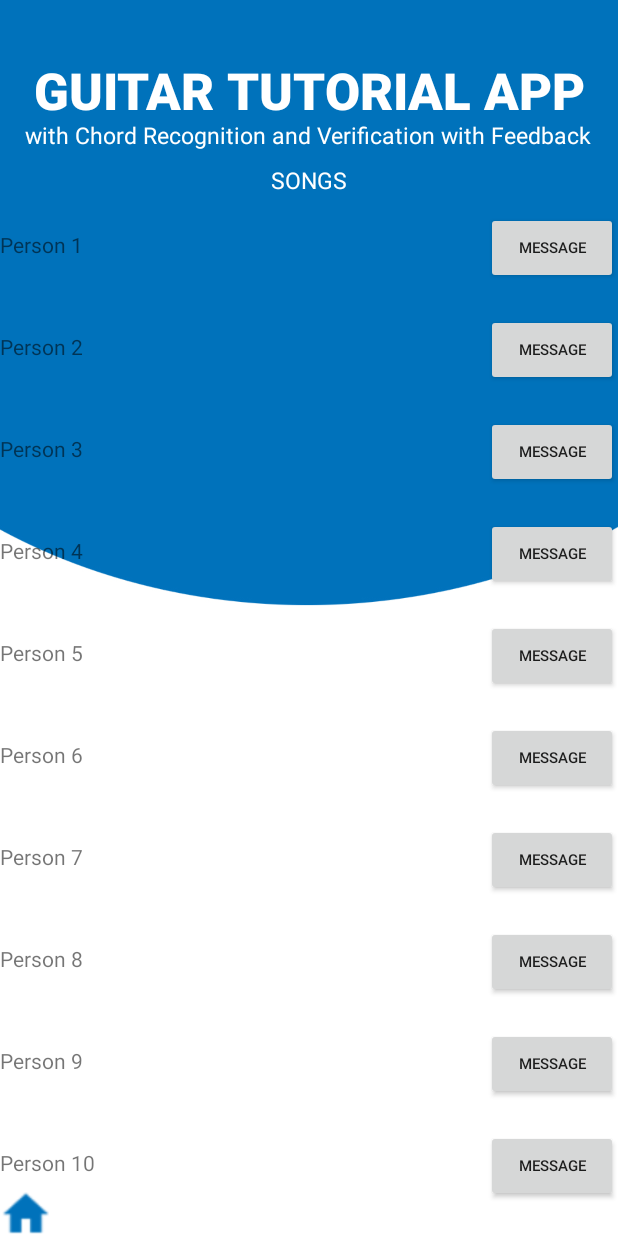
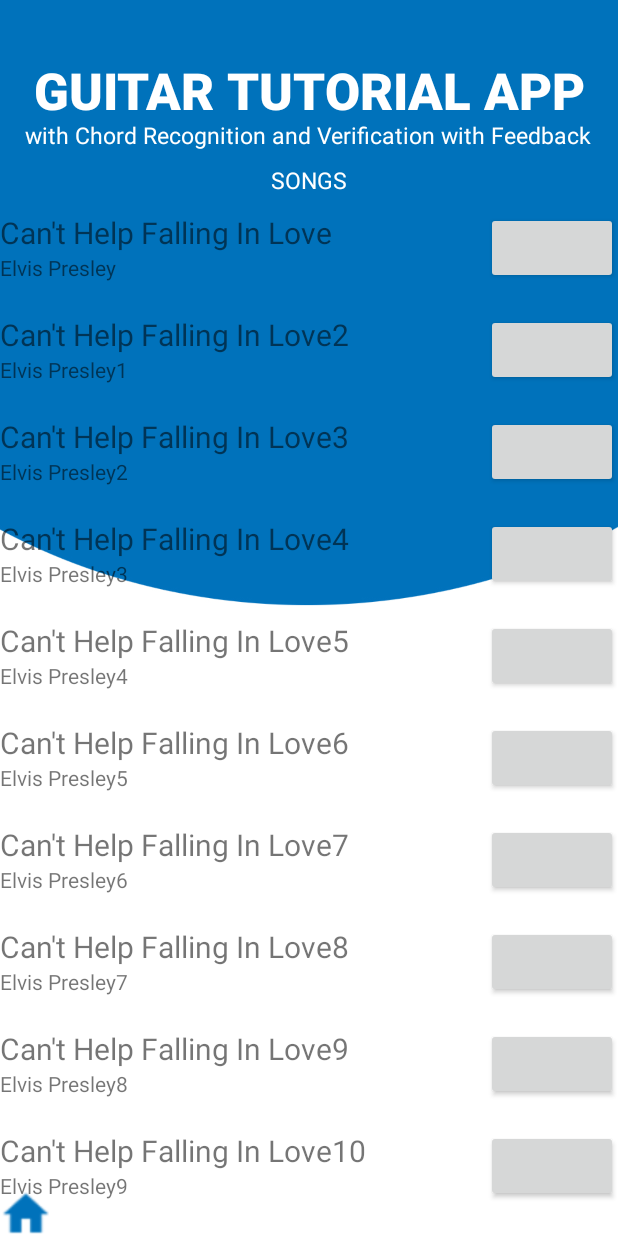
Before and after one commit to buddycoding/MyApplication2, an Android app: the screen it shows after launch (SongsActivity), after a tap on "SONGS", on a phone screen of 412 x 824 dp. Run offline under Robolectric (Android 15) with nearby library versions, the light colour scheme and no system bars; Roboto replaces fonts that are not available here.

Commit message:
added adapters folder

```diff
--- a/app/build.gradle
+++ b/app/build.gradle
@@ -16,6 +16,7 @@
             proguardFiles getDefaultProguardFile('proguard-android-optimize.txt'), 'proguard-rules.pro'
         }
     }
+    sourceSets { main { java.srcDirs = ['src/main/java', 'src/main/java/Adapters'] } }
 }
 
 dependencies {
--- /dev/null
+++ b/app/src/main/java/com/example/myapplication/Adapters/SongsList.java
@@ -0,0 +1,38 @@
+package com.example.myapplication.Adapters;
+
+import java.util.ArrayList;
+
+public class SongsList {
+    private String mSongName;
+    private String mSongArtist;
+
+    public SongsList(String name, String artist){
+        mSongName = name;
+        mSongArtist = artist;
+    }
+
+    public String getName() {
+        return mSongName;
+    }
+    public String getArtist() {
+        return mSongArtist;
+    }
+
+    public static ArrayList<SongsList> createSongList(){
+        ArrayList<SongsList> songs = new ArrayList<>();
+        songs.add(new SongsList("Can't Help Falling In Love", "Elvis Presley"));
+        songs.add(new SongsList("Can't Help Falling In Love2", "Elvis Presley1"));
+        songs.add(new SongsList("Can't Help Falling In Love3", "Elvis Presley2"));
+        songs.add(new SongsList("Can't Help Falling In Love4", "Elvis Presley3"));
+        songs.add(new SongsList("Can't Help Falling In Love5", "Elvis Presley4"));
+        songs.add(new SongsList("Can't Help Falling In Love6", "Elvis Presley5"));
+        songs.add(new SongsList("Can't Help Falling In Love7", "Elvis Presley6"));
+        songs.add(new SongsList("Can't Help Falling In Love8", "Elvis Presley7"));
+        songs.add(new SongsList("Can't Help Falling In Love9", "Elvis Presley8"));
+        songs.add(new SongsList("Can't Help Falling In Love10", "Elvis Presley9"));
+        songs.add(new SongsList("Can't Help Falling In Love11", "Elvis Presley10"));
+        songs.add(new SongsList("Can't Help Falling In Love12", "Elvis Presley11"));
+
+        return songs;
+    }
+}
--- /dev/null
+++ b/app/src/main/java/com/example/myapplication/Adapters/SongsListAdapter.java
@@ -0,0 +1,60 @@
+package com.example.myapplication.Adapters;
+
+import android.content.Context;
+import android.support.v7.widget.RecyclerView;
+import android.view.LayoutInflater;
+import android.view.View;
+import android.view.ViewGroup;
+import android.widget.TextView;
+import com.example.myapplication.R;
+
+import java.util.List;
+
+public class SongsListAdapter extends RecyclerView.Adapter<SongsListAdapter.ViewHolder>{
+
+    public class ViewHolder extends RecyclerView.ViewHolder {
+        public TextView nameTextView;
+        public TextView artistTextView;
+
+        public ViewHolder(View itemView) {
+            super(itemView);
+
+            nameTextView = itemView.findViewById(R.id.song_title);
+            artistTextView = itemView.findViewById(R.id.song_artist);
+        }
+    }
+
+    private List<SongsList> mSongsList;
+
+    public SongsListAdapter(List<SongsList> contacts) {
+        mSongsList = contacts;
+    }
+
+    @Override
+    public SongsListAdapter.ViewHolder onCreateViewHolder(ViewGroup parent, int viewType) {
+        Context context = parent.getContext();
+        LayoutInflater inflater = LayoutInflater.from(context);
+
+        View contactView = inflater.inflate(R.layout.activity_song_chords_list, parent, false);
+
+        ViewHolder viewHolder = new ViewHolder(contactView);
+        return viewHolder;
+    }
+
+    @Override
+    public void onBindViewHolder(SongsListAdapter.ViewHolder viewHolder, int position) {
+        // Get the data model based on position
+        SongsList songs = mSongsList.get(position);
+
+        // Set item views based on your views and data model
+        TextView textView = viewHolder.nameTextView;
+        TextView textView2 = viewHolder.artistTextView;
+        textView.setText(songs.getName());
+        textView2.setText(songs.getArtist());
+    }
+
+    @Override
+    public int getItemCount() {
+        return mSongsList.size();
+    }
+}
--- a/app/src/main/java/com/example/myapplication/Contact.java
+++ /dev/null
@@ -1,33 +0,0 @@
-package com.example.myapplication;
-
-import java.util.ArrayList;
-
-public class Contact {
-    private String mName;
-    private boolean mOnline;
-
-    public Contact(String name, boolean online) {
-        mName = name;
-        mOnline = online;
-    }
-
-    public String getName() {
-        return mName;
-    }
-
-    public boolean isOnline() {
-        return mOnline;
-    }
-
-    private static int lastContactId = 0;
-
-    public static ArrayList<Contact> createContactsList(int numContacts) {
-        ArrayList<Contact> contacts = new ArrayList<Contact>();
-
-        for (int i = 1; i <= numContacts; i++) {
-            contacts.add(new Contact("Person " + ++lastContactId, i <= numContacts / 2));
-        }
-
-        return contacts;
-    }
-}
--- a/app/src/main/java/com/example/myapplication/ContactsAdapter.java
+++ /dev/null
@@ -1,75 +0,0 @@
-package com.example.myapplication;
-
-import android.content.Context;
-import android.support.v7.widget.RecyclerView;
-import android.view.LayoutInflater;
-import android.view.View;
-import android.view.ViewGroup;
-import android.widget.Button;
-import android.widget.TextView;
-
-import java.util.List;
-
-public class ContactsAdapter extends RecyclerView.Adapter<ContactsAdapter.ViewHolder> {
-
-    // Provide a direct reference to each of the views within a data item
-    // Used to cache the views within the item layout for fast access
-    public class ViewHolder extends RecyclerView.ViewHolder {
-        // Your holder should contain a member variable
-        // for any view that will be set as you render a row
-        public TextView nameTextView;
-        public Button messageButton;
-
-        // We also create a constructor that accepts the entire item row
-        // and does the view lookups to find each subview
-        public ViewHolder(View itemView) {
-            // Stores the itemView in a public final member variable that can be used
-            // to access the context from any ViewHolder instance.
-            super(itemView);
-
-            nameTextView = (TextView) itemView.findViewById(R.id.contact_name);
-            messageButton = (Button) itemView.findViewById(R.id.message_button);
-        }
-    }
-    private List<Contact> mContacts;
-
-    // Pass in the contact array into the constructor
-    public ContactsAdapter(List<Contact> contacts) {
-        mContacts = contacts;
-    }
-    // ... constructor and member variables
-
-    // Usually involves inflating a layout from XML and returning the holder
-    @Override
-    public ContactsAdapter.ViewHolder onCreateViewHolder(ViewGroup parent, int viewType) {
-        Context context = parent.getContext();
-        LayoutInflater inflater = LayoutInflater.from(context);
-
-        // Inflate the custom layout
-        View contactView = inflater.inflate(R.layout.item_contact, parent, false);
-
-        // Return a new holder instance
-        ViewHolder viewHolder = new ViewHolder(contactView);
-        return viewHolder;
-    }
-
-    // Involves populating data into the item through holder
-    @Override
-    public void onBindViewHolder(ContactsAdapter.ViewHolder viewHolder, int position) {
-        // Get the data model based on position
-        Contact contact = mContacts.get(position);
-
-        // Set item views based on your views and data model
-        TextView textView = viewHolder.nameTextView;
-        textView.setText(contact.getName());
-        Button button = viewHolder.messageButton;
-        button.setText(contact.isOnline() ? "Message" : "Offline");
-        button.setEnabled(contact.isOnline());
-    }
-
-    // Returns the total count of items in the list
-    @Override
-    public int getItemCount() {
-        return mContacts.size();
-    }
-}
--- a/app/src/main/java/com/example/myapplication/SongsActivity.java
+++ b/app/src/main/java/com/example/myapplication/SongsActivity.java
@@ -9,13 +9,16 @@
 import android.view.View;
 import android.widget.Button;
 
+import com.example.myapplication.Adapters.SongsList;
+import com.example.myapplication.Adapters.SongsListAdapter;
+
 import java.util.ArrayList;
 import java.util.List;
 
 public class SongsActivity extends AppCompatActivity {
 
     private Button button1;
-    ArrayList<Contact> contacts;
+    ArrayList<SongsList> songs = SongsList.createSongList();
 
     @Override
     protected void onCreate(Bundle savedInstanceState) {
@@ -30,30 +33,18 @@
             }
         });
 
-        List<String> songs = new ArrayList<>();
-        songs.add("Can't Help Falling In Love");
-        songs.add("2");
-        songs.add("3");
-        songs.add("4");
-        songs.add("5");
-        songs.add("6");
-        songs.add("7");
-        songs.add("8");
-        songs.add("9");
-        songs.add("10");
+        //////////////////
+        // Lookup the recyclerview in activity layout
+        RecyclerView rvContacts = findViewById(R.id.rvContacts);
 
-        // Lookup the recyclerview in activity layout
-        RecyclerView rvContacts = (RecyclerView) findViewById(R.id.rvContacts);
-
-        // Initialize contacts
-        contacts = Contact.createContactsList(100);
         // Create adapter passing in the sample user data
-        ContactsAdapter adapter = new ContactsAdapter(contacts);
+        SongsListAdapter adapter = new SongsListAdapter(songs);
         // Attach the adapter to the recyclerview to populate items
         rvContacts.setAdapter(adapter);
         // Set layout manager to position the items
         rvContacts.setLayoutManager(new LinearLayoutManager(this));
         // That's all!
+
 
 
     }
--- /dev/null
+++ b/app/src/main/res/layout/activity_song_chords_list.xml
@@ -0,0 +1,38 @@
+<?xml version="1.0" encoding="utf-8"?>
+<LinearLayout
+    xmlns:android="http://schemas.android.com/apk/res/android"
+    android:orientation="horizontal"
+    android:layout_width="match_parent"
+    android:layout_height="wrap_content"
+    android:paddingTop="10dp"
+    android:paddingBottom="10dp"
+    >
+
+    <LinearLayout xmlns:android="http://schemas.android.com/apk/res/android"
+        android:layout_width="wrap_content"
+        android:layout_height="match_parent"
+        android:orientation="vertical"
+        android:layout_weight="1">
+
+        <TextView
+            android:id="@+id/song_title"
+            android:layout_width="wrap_content"
+            android:layout_height="wrap_content"
+            android:textSize="20sp"/>
+
+
+        <TextView
+            android:id="@+id/song_artist"
+            android:layout_width="wrap_content"
+            android:layout_height="wrap_content"/>
+    </LinearLayout>
+
+
+    <Button
+        android:id="@+id/song_open"
+        android:layout_width="wrap_content"
+        android:layout_height="wrap_content"
+        android:paddingLeft="16dp"
+        android:paddingRight="16dp"
+        android:textSize="10sp" />
+</LinearLayout>
```
